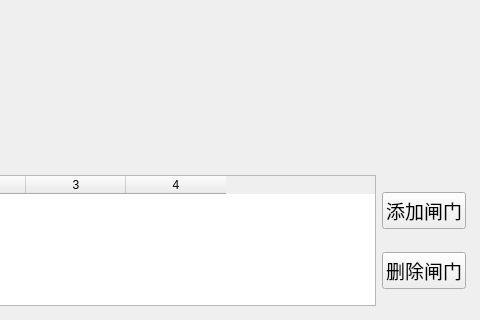
Old version of the form MplMainWindow.ui in the repository lishuaiyuan1990/UTTest; both pictures show x 185 to 665 and y 355 to 675 of the 665 by 675 pixel window.
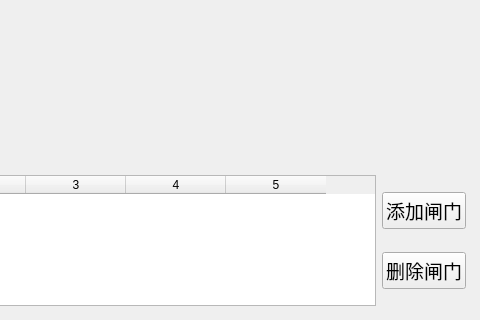
New version of the form. Custom widgets are drawn as their Qt base class.

Diff of the .ui file:
```diff
--- a/MplMainWindow.ui
+++ b/MplMainWindow.ui
@@ -20,7 +20,7 @@
    <string>MainWindow</string>
   </property>
   <widget class="QWidget" name="centralWidget">
-   <widget class="QWidget" name="">
+   <widget class="QWidget" name="layoutWidget">
     <property name="geometry">
      <rect>
       <x>9</x>
@@ -88,7 +88,7 @@
      </item>
     </layout>
    </widget>
-   <widget class="QWidget" name="">
+   <widget class="QWidget" name="layoutWidget">
     <property name="geometry">
      <rect>
       <x>10</x>
@@ -104,12 +104,13 @@
         <number>0</number>
        </property>
        <property name="columnCount">
-        <number>4</number>
+        <number>5</number>
        </property>
        <column/>
        <column/>
        <column/>
        <column/>
+       <column/>
       </widget>
      </item>
      <item>
@@ -151,6 +152,11 @@
    <header>mplcanvaswraper.h</header>
    <container>1</container>
   </customwidget>
+  <customwidget>
+   <class>GateTableWidget</class>
+   <extends>QTableWidget</extends>
+   <header>gatetablewidget.h</header>
+  </customwidget>
  </customwidgets>
  <resources/>
  <connections/>
```
Left out of the diff: 11 changed lines with no effect on the pictures.
